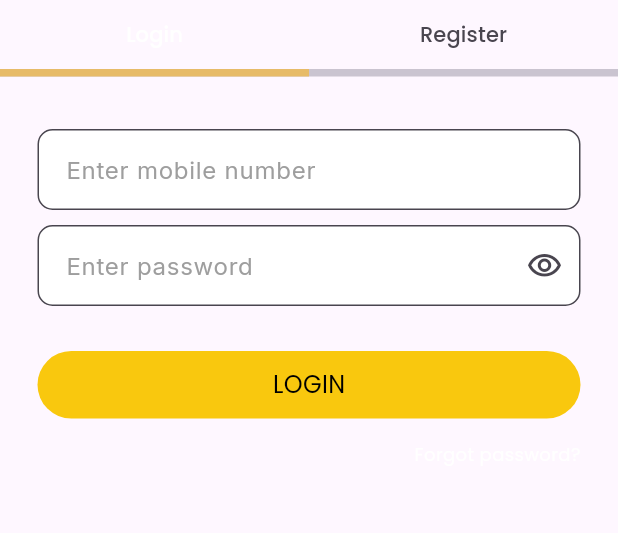
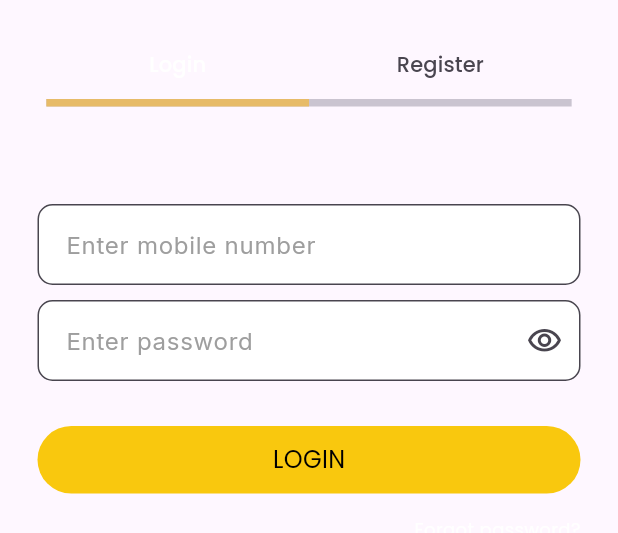
Before and after one commit to kenxsantos/AcePlus, a Flutter app: the AuthTabBar widget shown alone on an empty page, opened directly, on a phone screen of 412 x 824 dp. Shown: the top 533 px of the screen. Run offline on Flutter 3.47's test engine with Material 3 defaults, Android fonts, the phone set to English and light mode, and no system bars; our stand-ins replace equatable, flutter_bloc, go_router, google_fonts, hive, hive_flutter and 1 more; accounts and stored records are empty.

Commit message:
update auth tab UI

```diff
--- a/lib/features/card_game/presentation/auth_dialog/widgets/auth_tab.dart
+++ b/lib/features/card_game/presentation/auth_dialog/widgets/auth_tab.dart
@@ -32,7 +32,11 @@ class _AuthTabBarState extends State<AuthTabBar>
   Widget build(BuildContext context) {
     return Column(
       children: <Widget>[
-        TabBar.secondary(
+        Padding(
+          padding: const EdgeInsets.only(top: 20),
+          child: FractionallySizedBox(
+            widthFactor: 0.85,
+            child: TabBar.secondary(
               indicatorColor: Color(0xFFE7BB68),
               indicatorWeight: 5,
               dividerHeight: 5,
@@ -50,11 +54,16 @@ class _AuthTabBarState extends State<AuthTabBar>
                 ),
               ],
             ),
+          ),
+        ),
         SizedBox(
-          height: 325,
+          height: 345,
           child: TabBarView(
             controller: _tabController,
-            children: <Widget>[LoginForm(), RegisterForm()],
+            children: <Widget>[
+              Center(child: LoginForm()),
+              Center(child: RegisterForm()),
+            ],
           ),
         ),
       ],
```
Lines whose indentation alone changed are shown as unchanged.
